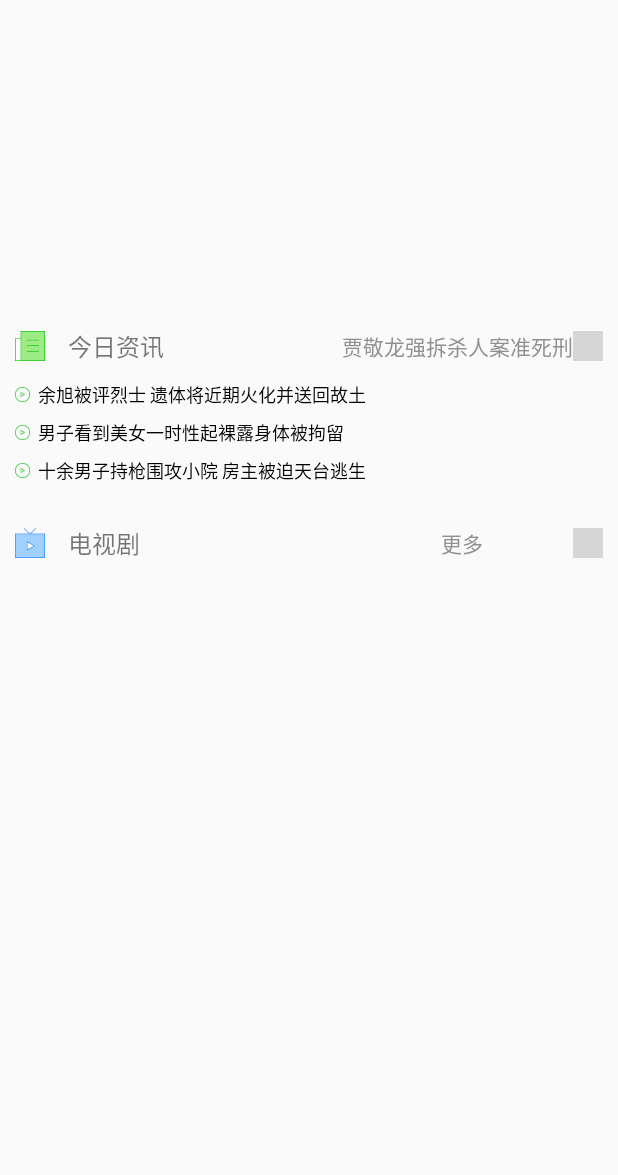
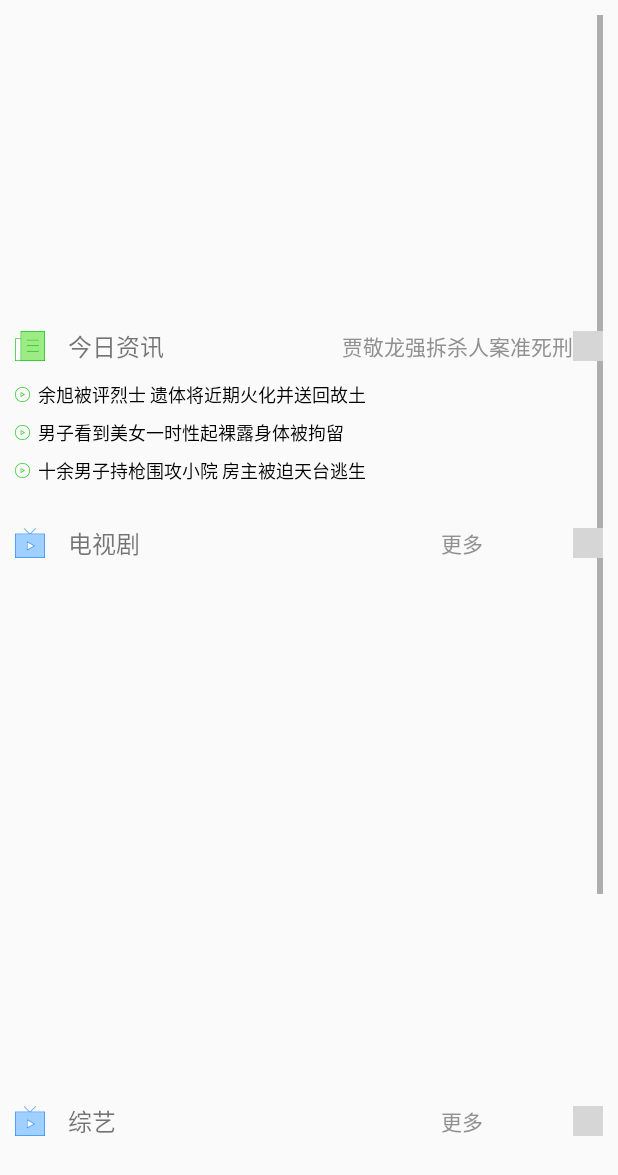
Before and after one commit to LHbuddy/Aiqiyi, an Android app: the layout tuijian_fragment_layout.xml on its own in the app's theme, with its tools: preview values and no code run, on a phone screen of 412 x 824 dp. Shown: the top 1175 px of the screen. Run offline under Robolectric (Android 15) with nearby library versions, the phone set to English and light mode, and no system bars; grey boxes are pictures that could not be loaded.

Commit message:
Merge remote-tracking branch 'origin/master'
                          # Conflicts:
                          #	app/src/main/res/drawable/shape.xml
                          #	app/src/main/res/layout/search_layout.xml
                          fjg_7

```diff
--- a/app/src/main/java/com/jju/edu/aiqiyi/PlayerActivity.java
+++ b/app/src/main/java/com/jju/edu/aiqiyi/PlayerActivity.java
@@ -28,7 +28,7 @@ public class PlayerActivity extends BaseActivity {
         webview.getSettings().setUseWideViewPort(true);
 
         String path = getIntent().getStringExtra("path");
-        String[] path_phone = path.split("http://");
+        String[] path_phone = path.split("//");
         String phone_path = "http://m."+path_phone[1];
         webview.loadUrl(phone_path);
         webview.setWebViewClient(new WebViewClient(){
--- a/app/src/main/res/layout/search_layout.xml
+++ b/app/src/main/res/layout/search_layout.xml
@@ -19,7 +19,7 @@
             android:layout_weight="1"
             android:background="@drawable/shape"
             android:gravity="center"
-            android:text="龙珠超"
+            android:text="搜全网"
             android:textColor="#10E125"
             android:textSize="16sp"
             />
--- a/app/src/main/res/layout/tuijian_fragment_layout.xml
+++ b/app/src/main/res/layout/tuijian_fragment_layout.xml
@@ -25,6 +25,8 @@
 
             <include layout="@layout/tuijian_fragment_dianshiju_layout"/>
 
+            <include layout="@layout/tuijian_fragment_zongyi_layout"/>
+
         </LinearLayout>
     </ScrollView>
 
--- /dev/null
+++ b/app/src/main/res/layout/tuijian_fragment_zongyi_layout.xml
@@ -0,0 +1,56 @@
+<?xml version="1.0" encoding="utf-8"?>
+<LinearLayout xmlns:android="http://schemas.android.com/apk/res/android"
+              android:layout_width="match_parent"
+              android:layout_height="match_parent"
+              android:layout_marginBottom="15dp"
+              android:orientation="vertical">
+
+    <LinearLayout
+        android:layout_width="match_parent"
+        android:layout_height="40dp"
+        android:gravity="center_vertical"
+        android:orientation="horizontal">
+
+        <ImageView
+            android:layout_width="20dp"
+            android:layout_height="20dp"
+            android:src="@drawable/cate_2"/>
+
+        <TextView
+            android:layout_width="wrap_content"
+            android:layout_height="40dp"
+            android:layout_marginLeft="15dp"
+            android:gravity="center"
+            android:text="综艺"
+            android:textSize="16sp"/>
+
+        <LinearLayout
+            android:layout_width="0dp"
+            android:layout_height="match_parent"
+            android:layout_weight="1"></LinearLayout>
+
+        <Button
+            android:id="@+id/btn_tuijian_zongyi_more"
+            android:layout_width="wrap_content"
+            android:layout_height="40dp"
+            android:background="@null"
+            android:gravity="center_vertical"
+            android:text="更多"
+            android:textColor="#919090"
+            android:textSize="14sp"/>
+
+        <ImageView
+            android:layout_width="20dp"
+            android:layout_height="20dp"
+            android:src="@drawable/ebpay_pwd_payway_arrows"/>
+    </LinearLayout>
+
+    <GridView
+        android:id="@+id/gv_tuijian_zongyi"
+        android:layout_width="match_parent"
+        android:layout_height="330dp"
+        android:numColumns="2"
+        android:horizontalSpacing="10dp"
+        android:verticalSpacing="10dp"
+        android:stretchMode="columnWidth"></GridView>
+</LinearLayout>
```
Also changed, not shown: app/src/main/java/com/jju/edu/aiqiyi/tuijian/TuijianFragment.java (+117 -24 lines).
